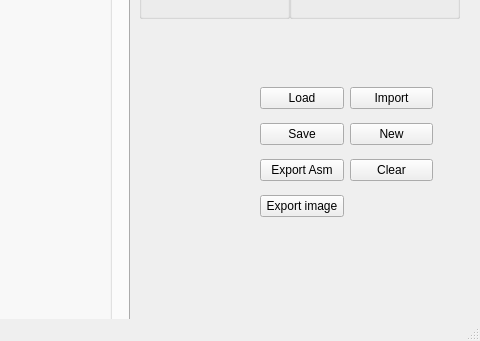
Before: the Qt Designer form mainwindow.ui in Happy-Ferret/Fluff64, drawn with Qt 5; both pictures show x 911 to 1391 and y 488 to 829 of the 1391 by 829 pixel window.
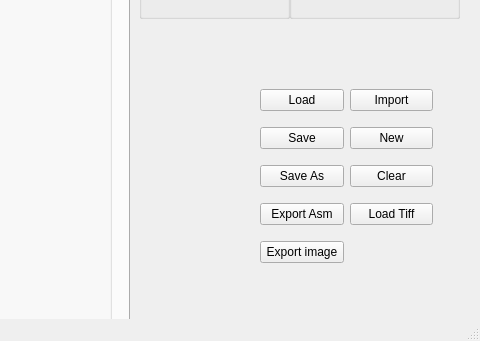
After: the same form once the commit is applied.

Commit message: LeLib with libtiff option, load tiff file

What changed in the file:
```diff
--- a/mainwindow.ui
+++ b/mainwindow.ui
@@ -216,42 +216,35 @@
       <x>1160</x>
       <y>520</y>
       <width>195</width>
-      <height>170</height>
+      <height>221</height>
      </rect>
     </property>
-    <layout class="QGridLayout" name="gridLayout" rowstretch="0,0,0,0,0" columnstretch="0,0" rowminimumheight="0,0,0,0,0" columnminimumwidth="0,0">
-     <item row="2" column="0">
-      <widget class="QPushButton" name="btnSave">
-       <property name="text">
-        <string>Save</string>
-       </property>
-      </widget>
-     </item>
-     <item row="1" column="0">
-      <widget class="QPushButton" name="btnLoad">
-       <property name="text">
-        <string>Load</string>
-       </property>
-      </widget>
-     </item>
+    <layout class="QGridLayout" name="gridLayout" rowstretch="0,0,0,0,0,0" columnstretch="0,0" rowminimumheight="0,0,0,0,0,0" columnminimumwidth="0,0">
      <item row="4" column="0">
-      <widget class="QPushButton" name="btnExportImage">
-       <property name="text">
-        <string>Export image</string>
-       </property>
-      </widget>
-     </item>
-     <item row="3" column="0">
       <widget class="QPushButton" name="btnExportAsm">
        <property name="text">
         <string>Export Asm</string>
        </property>
       </widget>
      </item>
-     <item row="3" column="1">
-      <widget class="QPushButton" name="btnNew">
+     <item row="5" column="0">
+      <widget class="QPushButton" name="btnExportImage">
        <property name="text">
-        <string>Clear</string>
+        <string>Export image</string>
+       </property>
+      </widget>
+     </item>
+     <item row="1" column="0">
+      <widget class="QPushButton" name="btnLoad">
+       <property name="text">
+        <string>Load</string>
+       </property>
+      </widget>
+     </item>
+     <item row="2" column="0">
+      <widget class="QPushButton" name="btnSave">
+       <property name="text">
+        <string>Save</string>
        </property>
       </widget>
      </item>
@@ -269,6 +262,27 @@
        </property>
       </widget>
      </item>
+     <item row="3" column="0">
+      <widget class="QPushButton" name="btnSaveAs">
+       <property name="text">
+        <string>Save As</string>
+       </property>
+      </widget>
+     </item>
+     <item row="3" column="1">
+      <widget class="QPushButton" name="btnNew">
+       <property name="text">
+        <string>Clear</string>
+       </property>
+      </widget>
+     </item>
+     <item row="4" column="1">
+      <widget class="QPushButton" name="btnTiff">
+       <property name="text">
+        <string>Load Tiff</string>
+       </property>
+      </widget>
+     </item>
     </layout>
    </widget>
    <widget class="QListView" name="lstImages">
```
The commit also changes 9 other files.
